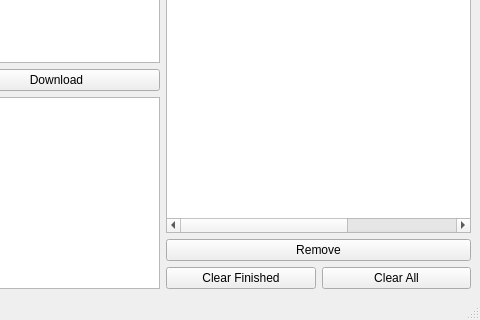
This is tidal_dl_ng/ui/main.ui in exislow/tidal-dl-ng as Qt 5 draws it before an edit; both pictures show x 720 to 1200 and y 480 to 800 of the 1200 by 800 pixel window. The edited form follows.
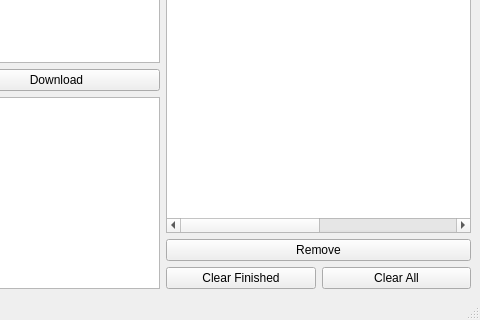
This is the edited form. Icons and pictures are not drawn.

```diff
--- a/tidal_dl_ng/ui/main.ui
+++ b/tidal_dl_ng/ui/main.ui
@@ -639,7 +639,12 @@
           </column>
           <column>
            <property name="text">
-            <string>Quality</string>
+            <string>Quality Audio</string>
+           </property>
+          </column>
+          <column>
+           <property name="text">
+            <string>Quality Video</string>
            </property>
           </column>
          </widget>
```
Left out of the diff: 30 changed lines with no effect on the pictures.
